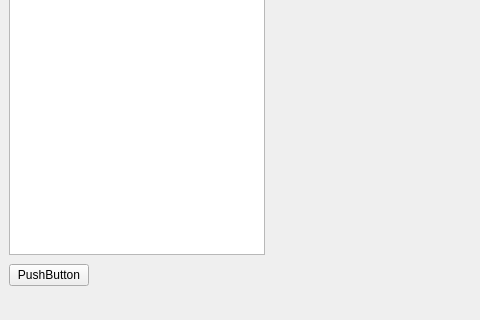
The window that mainwindow.ui (SomtoA-UON/Group11_EEEE2076) describes before a commit, drawn with Qt 5; both pictures show x 0 to 480 and y 280 to 600 of the 800 by 600 pixel window.
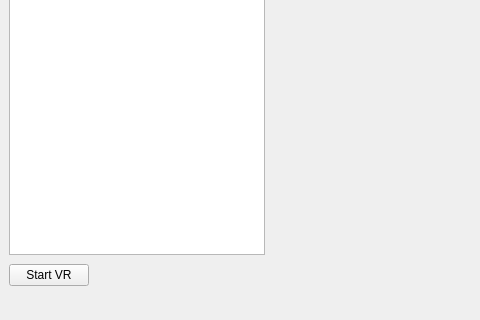
The same window after the commit. Icons and pictures are not drawn. Custom widgets are drawn as their Qt base class.

Commit message: Rename QPushButton to startVRButton and update text

Patch:
```diff
--- a/mainwindow.ui
+++ b/mainwindow.ui
@@ -47,7 +47,7 @@
       <item>
        <widget class="QPushButton" name="pushButton">
         <property name="text">
-         <string>PushButton</string>
+         <string>Start VR</string>
         </property>
        </widget>
       </item>
```
Left out of the diff: 2 changed lines with no effect on the pictures.
